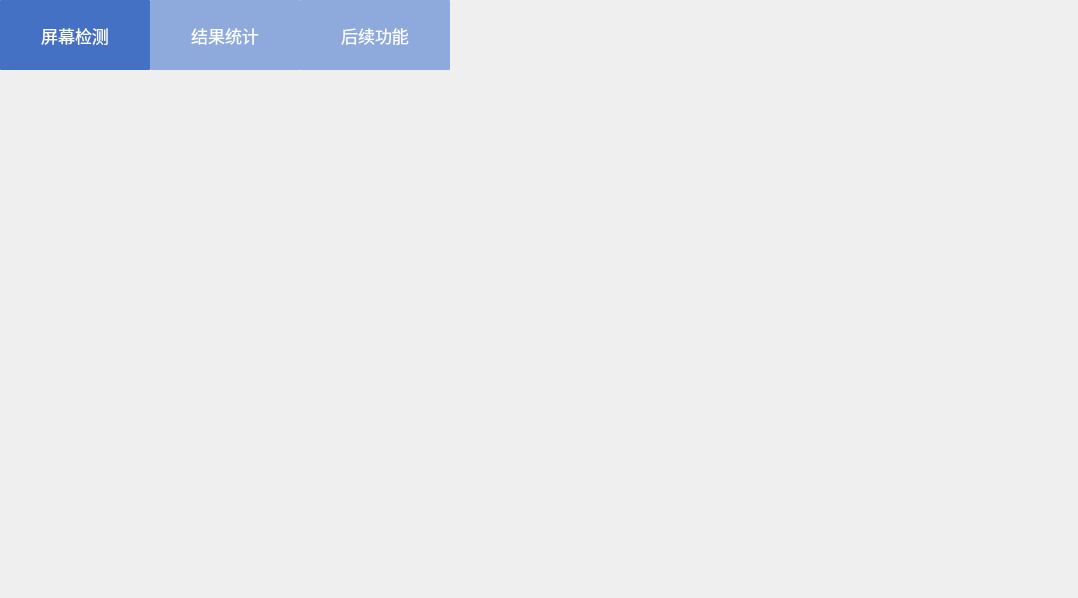
First picture: the form in main_page/main_page.ui, repository jaueone/Magnetic, before the edit.
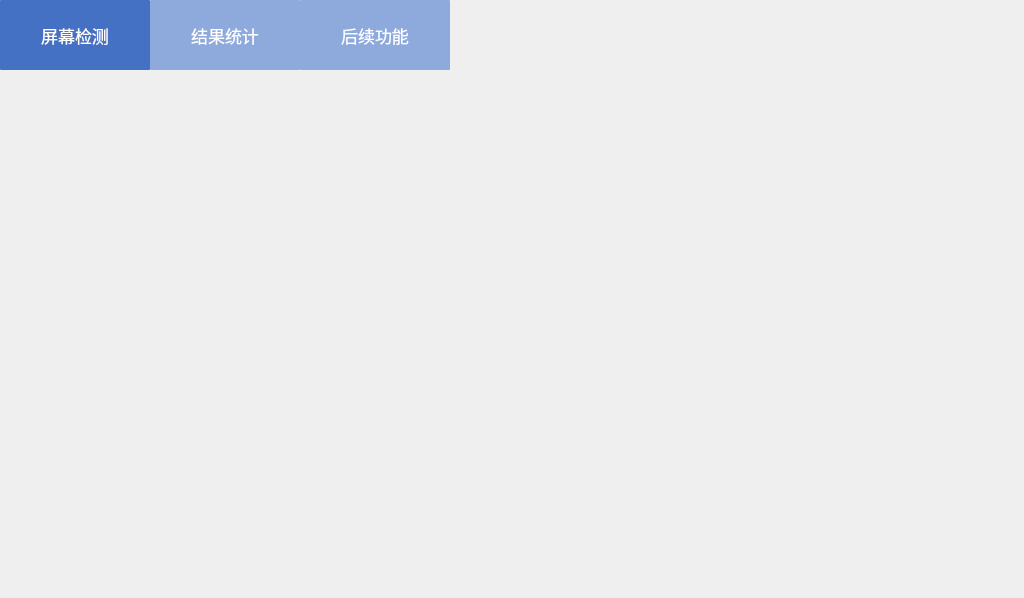
Second picture: the form after the edit.

What changed in the file:
```diff
--- a/main_page/main_page.ui
+++ b/main_page/main_page.ui
@@ -6,7 +6,7 @@
    <rect>
     <x>0</x>
     <y>0</y>
-    <width>1078</width>
+    <width>1024</width>
     <height>598</height>
    </rect>
   </property>
@@ -18,7 +18,7 @@
     <rect>
      <x>0</x>
      <y>0</y>
-     <width>1081</width>
+     <width>1031</width>
      <height>601</height>
     </rect>
    </property>
```
